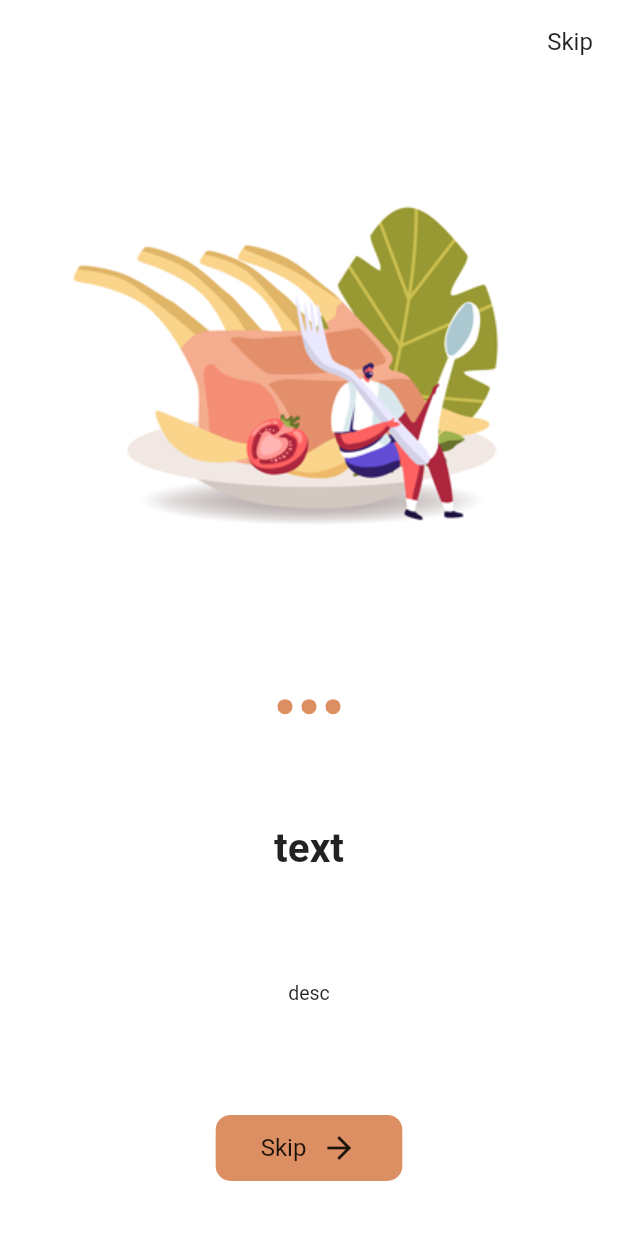
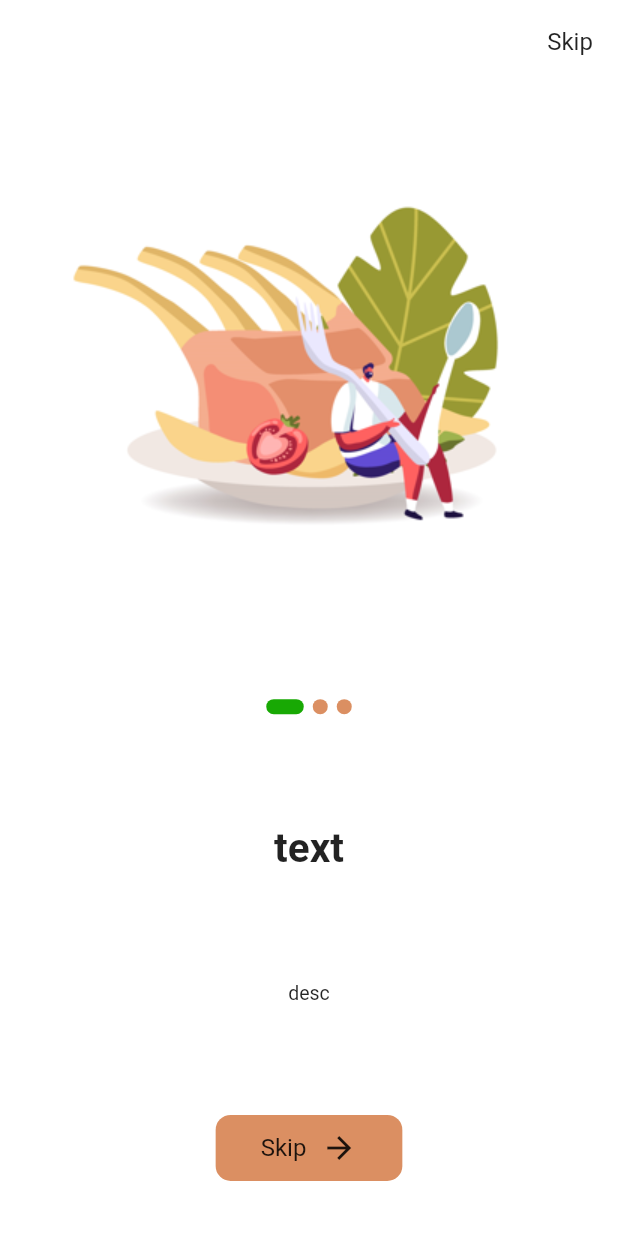
Before and after one commit to Deatsilence/ZeroHunger, a Flutter app: the screen it shows after launch, on a phone screen of 412 x 824 dp. Run offline on Flutter 3.47's test engine with Material 2 defaults, Android fonts, the light colour scheme and no system bars.

Commit message:
animation is gonna make

```diff
--- /dev/null
+++ b/lib/features/constant/enums/durations_enum.dart
@@ -0,0 +1 @@
+enum ProjectDurations { slow, normal, fast }
--- /dev/null
+++ b/lib/features/init/navigator/navigator_manager.dart
@@ -0,0 +1,15 @@
+import 'package:flutter/material.dart';
+
+class NavigatorManager {
+  NavigatorManager._();
+
+  static NavigatorManager instance = NavigatorManager._();
+
+  final GlobalKey<NavigatorState> _navigatorGlobalKey = GlobalKey();
+
+  GlobalKey<NavigatorState> get navigatorGlobalKey => _navigatorGlobalKey;
+
+  Future<void> pushToPageFromOnboard({required String route, Object? arguments}) async {
+    await _navigatorGlobalKey.currentState?.pushReplacementNamed(route, arguments: arguments);
+  }
+}
--- /dev/null
+++ b/lib/features/init/navigator/navigator_routes.dart
@@ -0,0 +1,12 @@
+import 'package:zero_hunger/features/screens/home.dart';
+
+class NavigatorRoutes {
+  final items = {NavigateRoutes.home.withParaph: (context) => const Home()};
+}
+
+enum NavigateRoutes { login, home, chat, camera, advert, profile }
+
+extension NavigateRoutesExtension on NavigateRoutes {
+  String get justParaph => '/';
+  String get withParaph => '/$name';
+}
--- a/lib/features/init/theme/utility/color_manager.dart
+++ b/lib/features/init/theme/utility/color_manager.dart
@@ -3,5 +3,6 @@ import 'package:flutter/material.dart';
 class ProjectColorsUtility {
   static const Color projectBackgroundWhite = Colors.white;
   static const Color eveningStar = Color(0xffedb8f61);
+  static const Color peterPan = Color(0xff18a904);
   static const Color onboardBlack = Colors.black87;
 }
--- a/lib/features/init/theme/utility/font_manager.dart
+++ b/lib/features/init/theme/utility/font_manager.dart
@@ -3,6 +3,7 @@ class OnBoardFontSizeUtility {
   static const double descFontSize = 13.0;
   static const double nextButtonTextFontSize = 16.0;
   static const double skipButtonTextFontSize = 16.0;
+  static const double currentIndexFontSize = 25.0;
 }
 
 class ProjectFontSizeUtility {
--- /dev/null
+++ b/lib/features/mixin/navigator_mixin.dart
@@ -0,0 +1,6 @@
+import 'package:flutter/material.dart';
+import 'package:zero_hunger/features/init/navigator/navigator_manager.dart';
+
+mixin NavigatorMixin<T extends StatefulWidget> on State<T> {
+  NavigatorManager get router => NavigatorManager.instance;
+}
--- a/lib/main.dart
+++ b/lib/main.dart
@@ -1,5 +1,7 @@
 import 'package:flutter/material.dart';
 import 'package:flutter/services.dart';
+import 'package:zero_hunger/features/init/navigator/navigator_manager.dart';
+import 'package:zero_hunger/features/init/navigator/navigator_routes.dart';
 import 'package:zero_hunger/view/auth/onboard/view/onboard_view.dart';
 
 void main() {
@@ -14,11 +16,13 @@ class MyApp extends StatelessWidget {
 
   @override
   Widget build(BuildContext context) {
-    return const MaterialApp(
+    return MaterialApp(
       debugShowCheckedModeBanner: false,
       title: 'Flutter Demo',
       // theme: ThemeData.dark().copyWith(),
-      home: OnBoardView(),
+      home: const OnBoardView(),
+      routes: NavigatorRoutes().items,
+      navigatorKey: NavigatorManager.instance.navigatorGlobalKey,
     );
   }
 }
--- a/lib/view/auth/onboard/view/onboard_view.dart
+++ b/lib/view/auth/onboard/view/onboard_view.dart
@@ -1,4 +1,6 @@
 import 'package:flutter/material.dart';
+import 'package:zero_hunger/features/init/navigator/navigator_manager.dart';
+import 'package:zero_hunger/features/init/navigator/navigator_routes.dart';
 import 'package:zero_hunger/features/init/theme/utility/color_manager.dart';
 import 'package:zero_hunger/features/init/theme/utility/font_manager.dart';
 import 'package:zero_hunger/features/init/theme/utility/padding_manager.dart';
@@ -6,6 +8,8 @@ import 'package:zero_hunger/features/constant/texts/text_manager.dart';
 import 'package:zero_hunger/features/init/theme/utility/text_theme_manager.dart';
 import 'package:zero_hunger/view/auth/onboard/model/onboard_model.dart';
 import 'package:zero_hunger/features/init/theme/utility/border_radius_manager.dart';
+
+part 'part_of_onboard_widgets.dart';
 
 class OnBoardView extends StatefulWidget {
   const OnBoardView({super.key});
@@ -15,6 +19,21 @@ class OnBoardView extends StatefulWidget {
 }
 
 class _OnBoardViewState extends State<OnBoardView> {
+  int currentIndex = 0;
+  late PageController _pageController;
+
+  @override
+  void initState() {
+    _pageController = PageController(initialPage: 0);
+    super.initState();
+  }
+
+  @override
+  void dispose() {
+    _pageController.dispose();
+    super.dispose();
+  }
+
   @override
   Widget build(BuildContext context) {
     return Scaffold(
@@ -30,6 +49,7 @@ class _OnBoardViewState extends State<OnBoardView> {
               style: TextThemeOnBoardUtility().textThemeOnboard(
                 context: context,
                 fontSize: OnBoardFontSizeUtility.skipButtonTextFontSize,
+                color: ProjectColorsUtility.projectBackgroundWhite,
               ),
             ),
           ),
@@ -38,7 +58,11 @@ class _OnBoardViewState extends State<OnBoardView> {
       body: Padding(
         padding: ProjectPaddingUtility().normalHorizontalPadding,
         child: PageView.builder(
+          controller: _pageController,
           physics: const NeverScrollableScrollPhysics(),
+          onPageChanged: (int index) => setState(() {
+            currentIndex = index;
+          }),
           itemCount: screens.length,
           itemBuilder: (context, index) {
             return Column(
@@ -58,10 +82,14 @@ class _OnBoardViewState extends State<OnBoardView> {
                         children: [
                           Container(
                             margin: _CustomPaddingUtility().smallHorizontalPadding,
-                            width: ProjectFontSizeUtility.smallHeight,
+                            width: currentIndex == index
+                                ? OnBoardFontSizeUtility.currentIndexFontSize
+                                : ProjectFontSizeUtility.smallWidth,
                             height: ProjectFontSizeUtility.smallHeight,
                             decoration: BoxDecoration(
-                              color: ProjectColorsUtility.eveningStar,
+                              color: currentIndex == index
+                                  ? ProjectColorsUtility.peterPan
+                                  : ProjectColorsUtility.eveningStar,
                               borderRadius: ProjectBorderRadiusUtility().normalBorderRadius,
                             ),
                           ),
@@ -85,10 +113,21 @@ class _OnBoardViewState extends State<OnBoardView> {
                   style: TextThemeOnBoardUtility().textThemeOnboard(
                     context: context,
                     fontSize: OnBoardFontSizeUtility.descFontSize,
+                    color: ProjectColorsUtility.onboardBlack,
                   ),
                 ),
                 InkWell(
-                  onTap: () {},
+                  onTap: () async {
+                    if (index == screens.length - 1) {
+                      await NavigatorManager.instance.pushToPageFromOnboard(
+                        route: NavigateRoutes.home.withParaph,
+                      );
+                    }
+                    await _pageController.nextPage(
+                      duration: const Duration(microseconds: 300),
+                      curve: Curves.decelerate,
+                    );
+                  },
                   child: Container(
                     padding: ProjectOnBoardPaddingUtility().nextButtonPadding,
                     decoration: BoxDecoration(
@@ -103,6 +142,7 @@ class _OnBoardViewState extends State<OnBoardView> {
                           style: TextThemeOnBoardUtility().textThemeOnboard(
                             context: context,
                             fontSize: OnBoardFontSizeUtility.nextButtonTextFontSize,
+                            color: ProjectColorsUtility.onboardBlack,
                           ),
                         ),
                         const SizedBox(
--- /dev/null
+++ b/lib/view/auth/onboard/view/part_of_onboard_widgets.dart
@@ -0,0 +1 @@
+part of 'onboard_view.dart';
```
